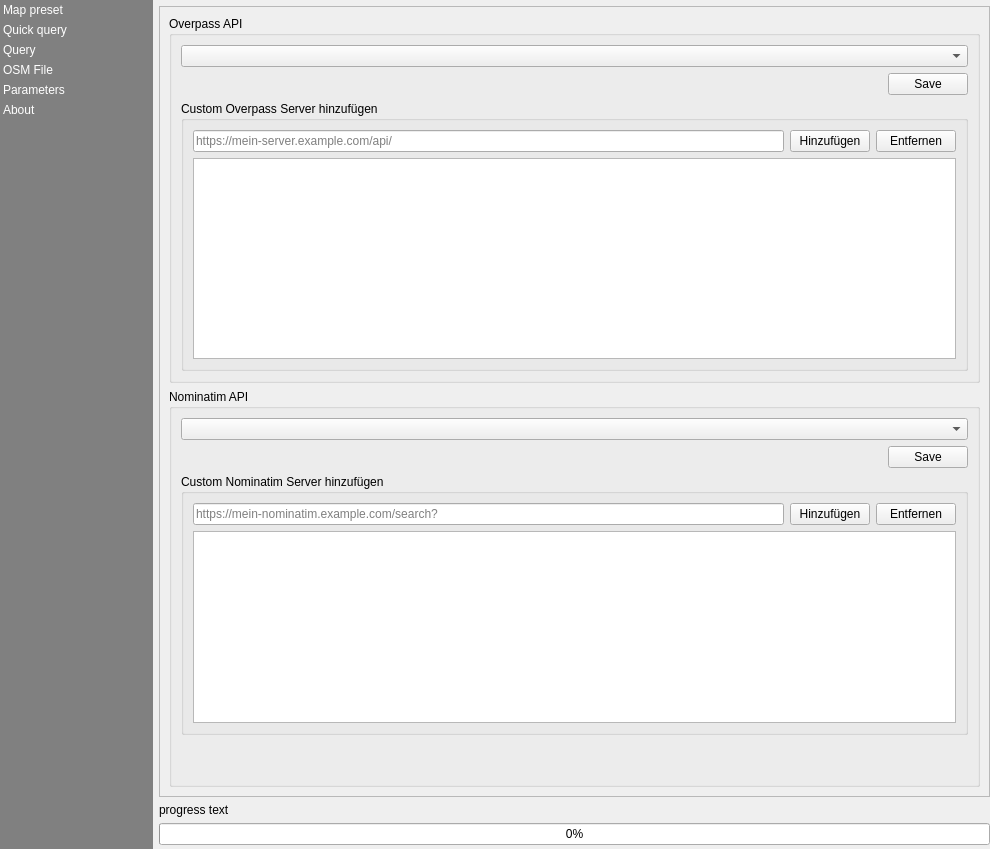
Qt form QuickOSM/resources/ui/main_window.ui (QuickOSM/QuickOSM) before a commit.
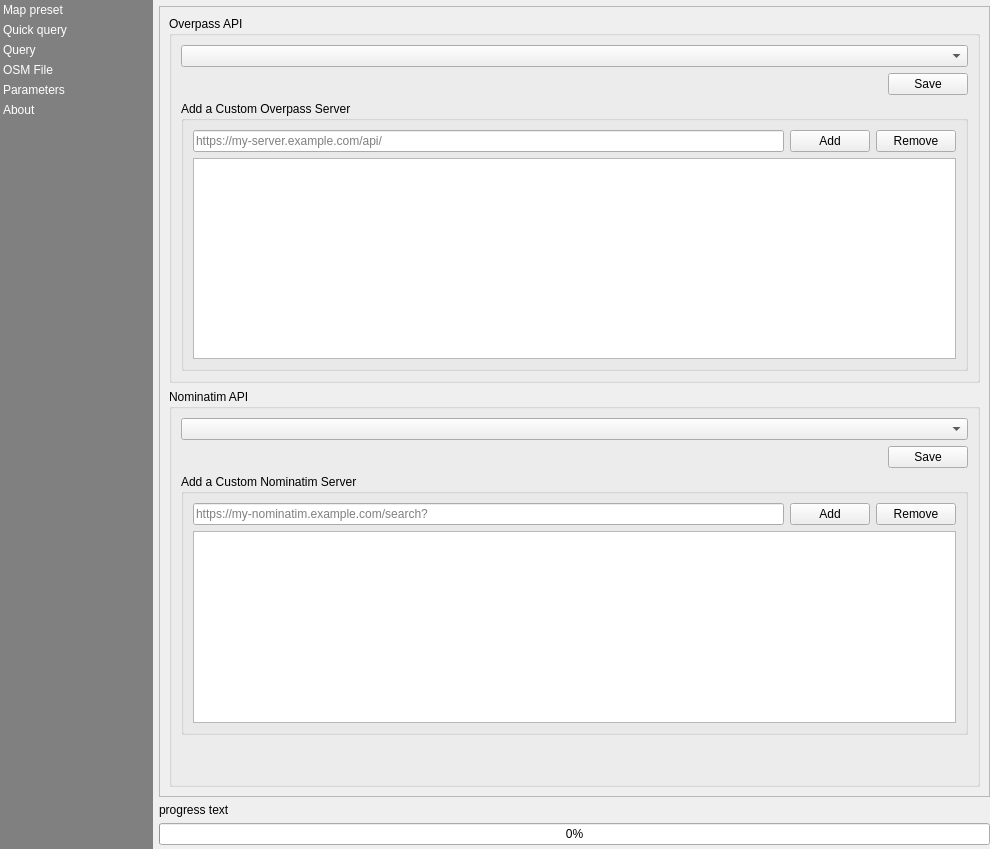
The same form after that commit. The open tabs and pages were chosen to show the change. Custom widgets are drawn as their Qt base class.

Commit message:
German strings translated into English
Custom Overpass Server hinzufügen
https://mein-server.example.com/api/
Hinzufügen
Server zur Liste hinzufügen
Entfernen
Ausgewählten Custom-Server entfernen
Eigene Overpass-Server (aus custom_config.json)
Custom Nominatim Server hinzufügen
https://mein-nominatim.example.com/search?
Hinzufügen
Server zur Liste hinzufügen
Entfernen
Ausgewählten Custom-Server entfernen
Eigene Nominatim-Server (aus custom_config.json)

Are now in English

```diff
--- a/QuickOSM/resources/ui/main_window.ui
+++ b/QuickOSM/resources/ui/main_window.ui
@@ -1923,7 +1923,7 @@
                 <item>
                  <widget class="QGroupBox" name="groupBox_custom_overpass">
                   <property name="title">
-                   <string>Custom Overpass Server hinzufügen</string>
+                   <string>Add a Custom Overpass Server</string>
                   </property>
                   <layout class="QVBoxLayout" name="verticalLayout_custom_overpass">
                    <item>
@@ -1931,14 +1931,14 @@
                      <item>
                       <widget class="QLineEdit" name="line_edit_overpass_url">
                        <property name="placeholderText">
-                        <string>https://mein-server.example.com/api/</string>
+                        <string>https://my-server.example.com/api/</string>
                        </property>
                       </widget>
                      </item>
                      <item>
                       <widget class="QPushButton" name="btn_add_overpass">
                        <property name="text">
-                        <string>Hinzufügen</string>
+                        <string>Add</string>
                        </property>
                        <property name="toolTip">
                         <string>Server zur Liste hinzufügen</string>
@@ -1948,7 +1948,7 @@
                      <item>
                       <widget class="QPushButton" name="btn_remove_overpass">
                        <property name="text">
-                        <string>Entfernen</string>
+                        <string>Remove</string>
                        </property>
                        <property name="toolTip">
                         <string>Ausgewählten Custom-Server entfernen</string>
@@ -2016,7 +2016,7 @@
                 <item>
                  <widget class="QGroupBox" name="groupBox_custom_nominatim">
                   <property name="title">
-                   <string>Custom Nominatim Server hinzufügen</string>
+                   <string>Add a Custom Nominatim Server</string>
                   </property>
                   <layout class="QVBoxLayout" name="verticalLayout_custom_nominatim">
                    <item>
@@ -2024,14 +2024,14 @@
                      <item>
                       <widget class="QLineEdit" name="line_edit_nominatim_url">
                        <property name="placeholderText">
-                        <string>https://mein-nominatim.example.com/search?</string>
+                        <string>https://my-nominatim.example.com/search?</string>
                        </property>
                       </widget>
                      </item>
                      <item>
                       <widget class="QPushButton" name="btn_add_nominatim">
                        <property name="text">
-                        <string>Hinzufügen</string>
+                        <string>Add</string>
                        </property>
                        <property name="toolTip">
                         <string>Server zur Liste hinzufügen</string>
@@ -2041,7 +2041,7 @@
                      <item>
                       <widget class="QPushButton" name="btn_remove_nominatim">
                        <property name="text">
-                        <string>Entfernen</string>
+                        <string>Remove</string>
                        </property>
                        <property name="toolTip">
                         <string>Ausgewählten Custom-Server entfernen</string>
```
Left out of the diff: 12 changed lines with no effect on the pictures.
